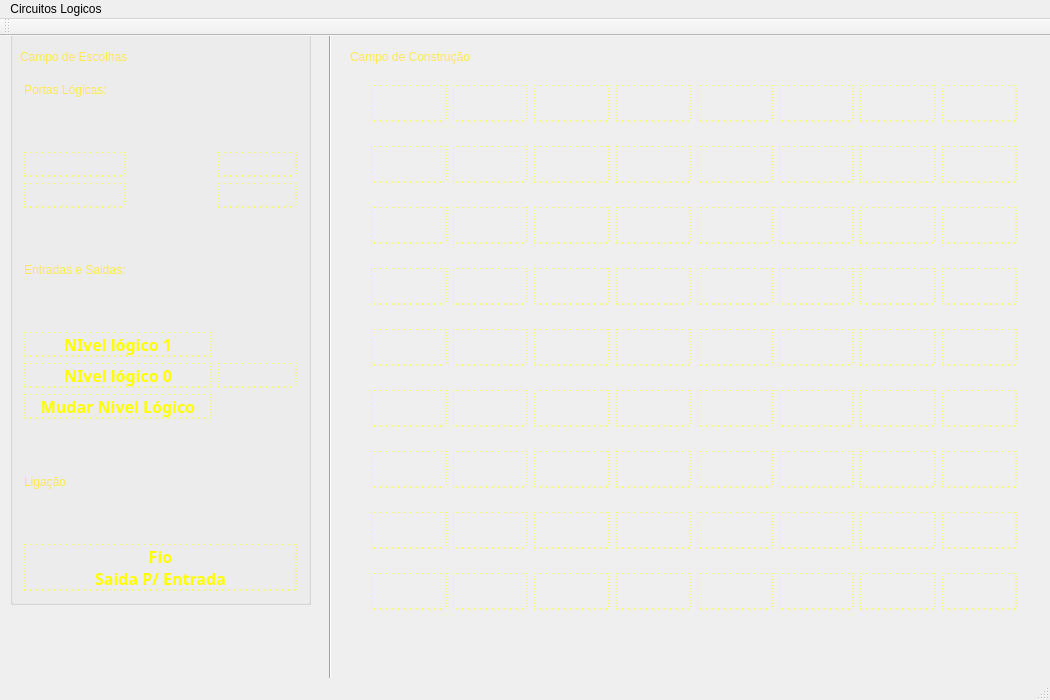
Qt form CircuitoTP/mainwindow.ui (ezequiel098/Circuito) before a commit.
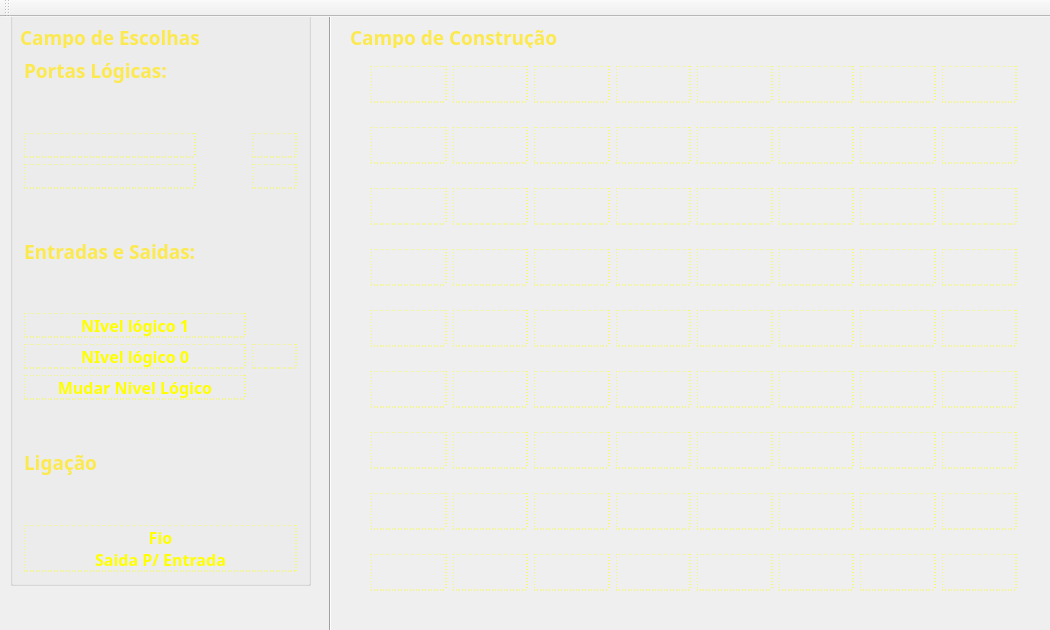
The same form after that commit. Icons and pictures are not drawn.

Commit message: Nome da Janela e detalhes

What changed in the file:
```diff
--- a/CircuitoTP/mainwindow.ui
+++ b/CircuitoTP/mainwindow.ui
@@ -7,21 +7,38 @@
     <x>0</x>
     <y>0</y>
     <width>1050</width>
-    <height>700</height>
+    <height>630</height>
    </rect>
   </property>
+  <property name="sizePolicy">
+   <sizepolicy hsizetype="Preferred" vsizetype="Preferred">
+    <horstretch>0</horstretch>
+    <verstretch>0</verstretch>
+   </sizepolicy>
+  </property>
   <property name="minimumSize">
    <size>
     <width>1050</width>
-    <height>700</height>
+    <height>630</height>
    </size>
   </property>
   <property name="maximumSize">
    <size>
     <width>1050</width>
-    <height>700</height>
+    <height>630</height>
    </size>
   </property>
+  <property name="font">
+   <font>
+    <family>Penguin</family>
+    <pointsize>14</pointsize>
+    <weight>75</weight>
+    <bold>true</bold>
+   </font>
+  </property>
+  <property name="contextMenuPolicy">
+   <enum>Qt::NoContextMenu</enum>
+  </property>
   <property name="windowTitle">
    <string>MainWindow</string>
   </property>
@@ -13324,15 +13341,9 @@
      <x>0</x>
      <y>0</y>
      <width>1050</width>
-     <height>26</height>
+     <height>27</height>
     </rect>
    </property>
-   <widget class="QMenu" name="menuCircuitos_Logicos">
-    <property name="title">
-     <string>Circuitos Logicos</string>
-    </property>
-   </widget>
-   <addaction name="menuCircuitos_Logicos"/>
   </widget>
   <widget class="QToolBar" name="mainToolBar">
    <property name="styleSheet">
@@ -13345,7 +13356,6 @@
     <bool>false</bool>
    </attribute>
   </widget>
-  <widget class="QStatusBar" name="statusBar"/>
  </widget>
  <layoutdefault spacing="6" margin="11"/>
  <resources/>
```
Left out of the diff: 4 changed lines with no effect on the pictures. The commit also changes 6 other files.
